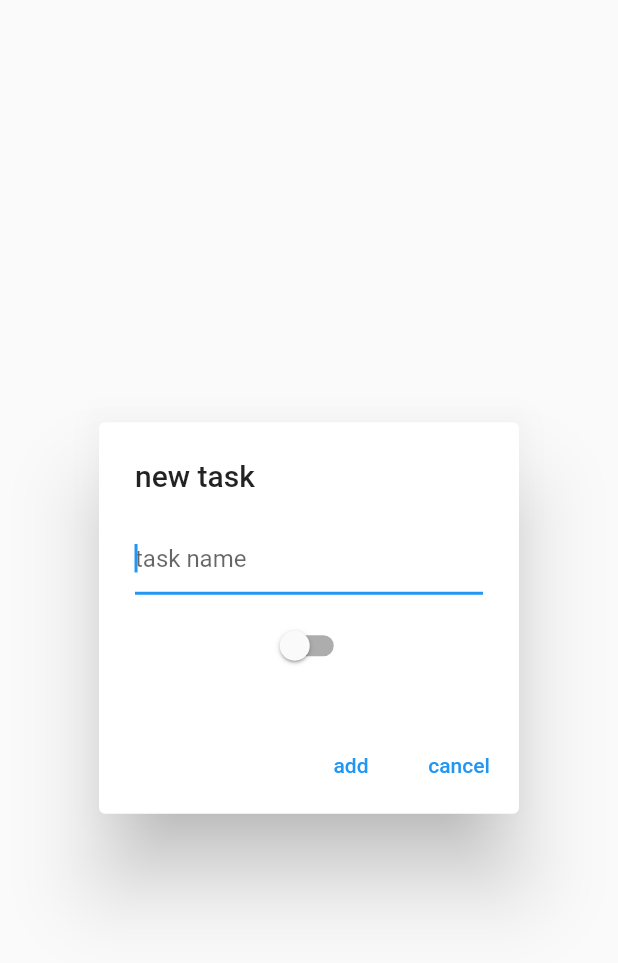
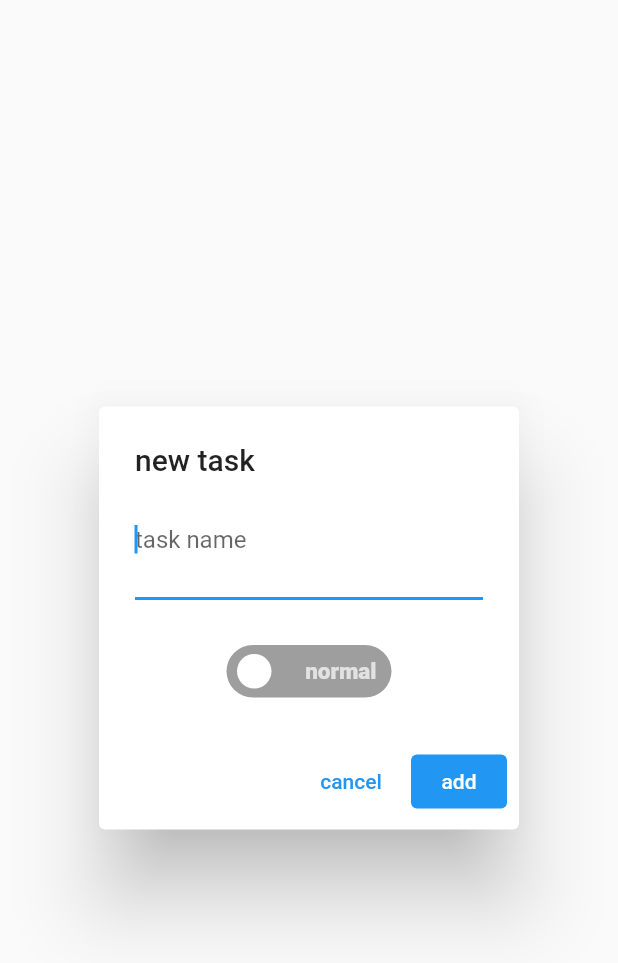
Before and after one commit to CorentinBaudet/daily-planner, a Flutter app: the TaskAddDialog widget shown alone on an empty page, opened directly, on a phone screen of 412 x 824 dp. Shown: the top 963 px of the screen. Run offline on Flutter 3.47's test engine with Material 2 defaults, Android fonts, the phone set to English and light mode, and no system bars; drawn by our look-alikes of flutter_switch; our stand-ins replace equatable, flutter_bloc, hive, hive_flutter; accounts and stored records are empty.

Commit message:
add: creation date attribute on tasks to order the list, and another priority sort, add ergonomie and validation on add task dialog

```diff
--- /dev/null
+++ b/daily_planner/lib/constants/intl.dart
@@ -0,0 +1,5 @@
+import 'package:intl/intl.dart';
+
+class ConstantsIntl {
+  static final DateFormat dateTimeFormat = DateFormat("yyyy-MM-dd HH:mm:ss");
+}
--- a/daily_planner/lib/features/task/presentation/pages/task_page.dart
+++ b/daily_planner/lib/features/task/presentation/pages/task_page.dart
@@ -17,6 +17,9 @@ class TaskList extends StatelessWidget {
 
   Widget _buildTaskList(
       BuildContext context, List<Task> tasks, List<Task> selectedTasks) {
+    tasks.sort((a, b) => a.compareCreationDate(a, b));
+    tasks.sort((a, b) => a.comparePriority(a, b));
+
     return tasks.isEmpty
         ? Center(child: const Text("no tasks yet"))
         : Expanded(
--- a/daily_planner/lib/features/task/presentation/widgets/task_add_dialog.dart
+++ b/daily_planner/lib/features/task/presentation/widgets/task_add_dialog.dart
@@ -1,8 +1,10 @@
+import 'package:daily_planner/constants/intl.dart';
 import 'package:flutter/material.dart';
 import 'package:flutter_bloc/flutter_bloc.dart';
 
 import 'package:daily_planner/features/task/domain/entities/task_entity.dart';
 import 'package:daily_planner/features/task/presentation/cubit/task_cubit.dart';
+import 'package:flutter_switch/flutter_switch.dart';
 
 class TaskAddDialog extends StatefulWidget {
   const TaskAddDialog({super.key});
@@ -17,38 +19,55 @@ class _TaskAddDialogState extends State<TaskAddDialog> {
 
   @override
   Widget build(BuildContext context) {
+    final formKey = GlobalKey<FormState>();
+
+    Widget prioritySwitch = FlutterSwitch(
+      width: 110.0,
+      height: 35.0,
+      valueFontSize: 15.0,
+      toggleSize: 25.0,
+      value: isHighPriority,
+      padding: 6.0,
+      showOnOff: true,
+      inactiveText: 'normal',
+      activeText: 'important',
+      onToggle: (val) {
+        setState(() {
+          isHighPriority = val;
+        });
+      },
+    );
+
     return AlertDialog(
       title: const Text('new task'),
-      content: Column(
+      insetPadding: const EdgeInsets.all(0),
+      content: SizedBox(
+        width: MediaQuery.of(context).size.width * 0.55,
+        child: Column(
           mainAxisSize: MainAxisSize.min,
           children: [
-          TextField(
+            Form(
+              key: formKey,
+              child: TextFormField(
+                autovalidateMode: AutovalidateMode.onUserInteraction,
                 decoration: const InputDecoration(hintText: 'task name'),
                 controller: taskNameController,
                 autofocus: true,
+                maxLines: 2,
+                validator: (value) {
+                  if (value == null || value.isEmpty) {
+                    return 'task name cannot be empty';
+                  }
+                  return null;
+                },
               ),
-          const SizedBox(height: 10),
-          Switch(
-              value: isHighPriority,
-              onChanged: (newValue) {
-                setState(() {
-                  isHighPriority = newValue;
-                });
-              }),
+            ),
+            const SizedBox(height: 30),
+            prioritySwitch,
           ],
         ),
+      ),
       actions: [
-        TextButton(
-          onPressed: () {
-            // add task
-            context.read<TasksCubit>().createTask(Task(
-                name: taskNameController.text,
-                priority: isHighPriority ? Priority.high : Priority.normal));
-
-            Navigator.of(context).pop();
-          },
-          child: const Text('add'),
-        ),
         TextButton(
           onPressed: () {
             // close the dialog
@@ -56,6 +75,28 @@ class _TaskAddDialogState extends State<TaskAddDialog> {
           },
           child: const Text('cancel'),
         ),
+        TextButton(
+          style: ButtonStyle(
+              foregroundColor: MaterialStateColor.resolveWith(
+                  (Set<MaterialState> states) => Colors.white),
+              backgroundColor: MaterialStateProperty.all(
+                  Theme.of(context).colorScheme.primary)),
+          onPressed: () {
+            // use the TextFormField to validate the task name
+            if (!formKey.currentState!.validate()) {
+              return;
+            }
+
+            context.read<TasksCubit>().createTask(Task(
+                name: taskNameController.text,
+                priority: isHighPriority ? Priority.high : Priority.normal,
+                createdAt: ConstantsIntl.dateTimeFormat.parse(
+                    ConstantsIntl.dateTimeFormat.format(DateTime.now()))));
+
+            Navigator.of(context).pop();
+          },
+          child: const Text('add'),
+        ),
       ],
     );
   }
--- a/daily_planner/lib/features/task/presentation/widgets/task_list_tile.dart
+++ b/daily_planner/lib/features/task/presentation/widgets/task_list_tile.dart
@@ -64,6 +64,7 @@ class _TaskListTileState extends State<TaskListTile> {
         subtitle: Text(widget.task.priority.toString()),
         leading: Checkbox.adaptive(
             value: widget.task.isDone,
+            shape: const CircleBorder(),
             onChanged: (bool? value) {
               onChecked(context, value);
             }),
--- a/daily_planner/pubspec.yaml
+++ b/daily_planner/pubspec.yaml
@@ -10,9 +10,11 @@ dependencies:
   equatable: ^2.0.5
   flutter:
     sdk: flutter
+  flutter_switch: ^0.3.2
   flutter_bloc: ^8.1.3
   hive: ^2.2.3
   hive_flutter: ^1.1.0
+  intl: ^0.18.1
   localstorage: ^4.0.1+4
 
 dev_dependencies:
```
Also changed, not shown: daily_planner/lib/features/task/domain/entities/task_entity.dart (+21 -0 lines), daily_planner/lib/features/task/presentation/widgets/task_delete_confirmation_dialog.dart (+6 -8 lines), daily_planner/pubspec.lock. Lines whose indentation alone changed are shown as unchanged.
